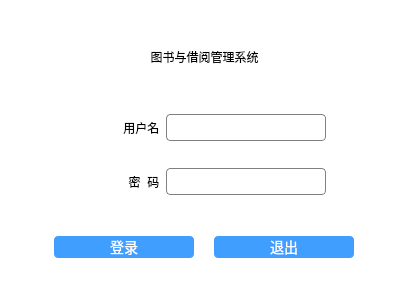
jiumo99/qt-demo-project, file bookmgr/login.ui: the form before one commit.
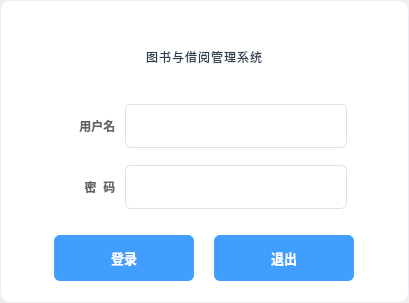
The form after the commit.

Commit message: 优化登录界面样式，调整输入框间距和按钮大小，提升视觉体验。

Diff of the .ui file:
```diff
--- a/bookmgr/login.ui
+++ b/bookmgr/login.ui
@@ -14,34 +14,138 @@
    <string>登录</string>
   </property>
   <property name="styleSheet">
-   <string notr="true">/* 对应“title”标签（设置大标题字体） */
+   <string notr="true">/* 主窗口背景 - 浅灰渐变 */
+QWidget {
+    background: qlineargradient(x1:0, y1:0, x2:1, y2:1,
+                                stop:0 #f5f7fa, stop:1 #c3cfe2);
+}
+
+/* 标题样式 - 调整字体大小确保显示完整 */
 QLabel#title {
-    font: 38px &quot;方正姚体&quot;;
+    font: bold 28px &quot;方正姚体&quot;, &quot;Microsoft YaHei&quot;;
+    color: #2c3e50;
+    text-shadow: 1px 1px 3px rgba(0, 0, 0, 0.1);
+    padding: 15px 0;
+    margin: 0;
+    border-bottom: 2px solid qlineargradient(x1:0, y1:0, x2:1, y2:0,
+                                            stop:0 #409eff, stop:1 #67c23a);
+    letter-spacing: 1px;
+    min-height: 40px;  /* 确保足够高度 */
 }
 
-/* 对应“name”“password”标签（设置提示文字字体） */
+/* 标签样式 - 减小字体并调整内边距 */
 QLabel#name, QLabel#password {
-    font: 18px &quot;楷体&quot;;
+    font: 16px &quot;楷体&quot;, &quot;KaiTi&quot;, &quot;Microsoft YaHei&quot;;
+    color: #606266;
+    font-weight: 500;
+    padding: 6px 0;
+    margin: 3px 0;
+    border-left: 3px solid #409eff;
+    padding-left: 8px;
+    background: linear-gradient(to right, rgba(64, 158, 255, 0.05), transparent);
+    min-height: 24px;  /* 确保标签高度 */
 }
 
-/* 对应“useredit”“passwordedit”输入框（设置输入框样式） */
+/* 输入框样式 - 调整高度和字体 */
 QLineEdit {
-    border-radius:4px;
-    min-height:25px;
-    border:1px solid gray;
+    border-radius: 6px;
+    min-height: 30px;
+    min-width: 200px;  /* 确保输入框宽度 */
+    padding: 6px 10px;
+    font-size: 14px;
+    color: #303133;
+    background-color: white;
+    border: 1px solid #dcdfe6;
+    transition: all 0.3s;
 }
 
-/* 对应“btnLogin”“btnExit”按钮（设置按钮样式） */
+QLineEdit:hover {
+    border-color: #c0c4cc;
+}
+
+QLineEdit:focus {
+    border-color: #409eff;
+    box-shadow: 0 0 0 2px rgba(64, 158, 255, 0.1);
+    background-color: #f8f9fa;
+}
+
+QLineEdit#useredit:focus, QLineEdit#passwordedit:focus {
+    border-color: #67c23a;
+}
+
+/* 按钮样式 - 调整内边距 */
 QPushButton {
-    border-radius:4px;
-    background:#409eff;
-    color:white;
-    font-size:14px;
+    border-radius: 6px;
+    padding: 8px 20px;
+    font-size: 13px;
+    font-weight: 500;
+    min-height: 30px;
+    min-width: 80px;  /* 确保按钮最小宽度 */
+    border: none;
+    transition: all 0.3s;
+    cursor: pointer;
 }
 
-/* 对应“widget_2”容器（设置背景为白色，若你想给其他QWidget设背景，替换成widget_3即可） */
+/* 登录按钮 */
+QPushButton#btnLogin {
+    background: qlineargradient(x1:0, y1:0, x2:1, y2:0,
+                               stop:0 #409eff, stop:1 #66b1ff);
+    color: white;
+    box-shadow: 0 2px 6px rgba(64, 158, 255, 0.3);
+}
+
+QPushButton#btnLogin:hover {
+    background: qlineargradient(x1:0, y1:0, x2:1, y2:0,
+                               stop:0 #66b1ff, stop:1 #409eff);
+    box-shadow: 0 3px 8px rgba(64, 158, 255, 0.4);
+    transform: translateY(-1px);
+}
+
+QPushButton#btnLogin:pressed {
+    background: #3a8ee6;
+    box-shadow: 0 1px 3px rgba(64, 158, 255, 0.3);
+    transform: translateY(0);
+}
+
+/* 退出按钮 */
+QPushButton#btnExit {
+    background: qlineargradient(x1:0, y1:0, x2:1, y2:0,
+                               stop:0 #f56c6c, stop:1 #f78989);
+    color: white;
+    box-shadow: 0 2px 6px rgba(245, 108, 108, 0.3);
+}
+
+QPushButton#btnExit:hover {
+    background: qlineargradient(x1:0, y1:0, x2:1, y2:0,
+                               stop:0 #f78989, stop:1 #f56c6c);
+    box-shadow: 0 3px 8px rgba(245, 108, 108, 0.4);
+    transform: translateY(-1px);
+}
+
+QPushButton#btnExit:pressed {
+    background: #dd6161;
+    box-shadow: 0 1px 3px rgba(245, 108, 108, 0.3);
+    transform: translateY(0);
+}
+
+/* 容器样式 - 增加内边距确保内容不贴边 */
 QWidget#widget_2 {
-    background:white;
+    background: white;
+    border-radius: 10px;
+    box-shadow: 0 4px 12px rgba(0, 0, 0, 0.08);
+    border: 1px solid #ebeef5;
+    padding: 25px 30px;  /* 增加内边距 */
+}
+
+/* 如果您发现文字仍然显示不全，可以尝试添加这些通用样式 */
+QLabel {
+    padding: 2px 4px;  /* 给所有标签添加一点内边距 */
+}
+
+/* 如果是布局问题，可以添加布局容器样式 */
+QHBoxLayout, QVBoxLayout, QGridLayout {
+    spacing: 10px;  /* 设置布局间距 */
+    margin: 8px;    /* 设置布局边距 */
 }</string>
   </property>
   <layout class="QGridLayout" name="gridLayout">
@@ -68,6 +172,112 @@
        <height>16777215</height>
       </size>
      </property>
+     <property name="styleSheet">
+      <string notr="true">/* 主窗口背景 */
+QWidget {
+    background: qlineargradient(x1:0, y1:0, x2:1, y2:1,
+                                stop:0 #f5f7fa, stop:1 #c3cfe2);
+}
+
+/* 标题样式 */
+QLabel#title {
+    font: bold 28px &quot;方正姚体&quot;, &quot;Microsoft YaHei&quot;;
+    color: #2c3e50;
+    text-shadow: 1px 1px 3px rgba(0, 0, 0, 0.1);
+    padding: 15px 0;
+    margin: 0;
+    border-bottom: 2px solid qlineargradient(x1:0, y1:0, x2:1, y2:0,
+                                            stop:0 #409eff, stop:1 #67c23a);
+    letter-spacing: 1px;
+    min-height: 40px;
+}
+
+/* 标签样式 */
+QLabel#name, QLabel#password {
+    font: 16px &quot;楷体&quot;, &quot;KaiTi&quot;, &quot;Microsoft YaHei&quot;;
+    color: #606266;
+    font-weight: 500;
+    padding: 6px 0;
+    margin: 3px 0;
+    border-left: 3px solid #409eff;
+    padding-left: 8px;
+    background: linear-gradient(to right, rgba(64, 158, 255, 0.05), transparent);
+    min-height: 24px;
+}
+
+/* 输入框样式 */
+QLineEdit {
+    border-radius: 6px;
+    min-height: 30px;
+    min-width: 200px;
+    padding: 6px 10px;
+    font-size: 14px;
+    color: #303133;
+    background-color: white;
+    border: 1px solid #dcdfe6;
+    transition: all 0.3s;
+}
+
+QLineEdit:hover {
+    border-color: #c0c4cc;
+}
+
+QLineEdit:focus {
+    border-color: #409eff;
+    box-shadow: 0 0 0 2px rgba(64, 158, 255, 0.1);
+    background-color: #f8f9fa;
+}
+
+/* 按钮通用样式 - 蓝色 */
+QPushButton {
+    border-radius: 6px;
+    padding: 8px 20px;
+    font-size: 13px;
+    font-weight: 500;
+    min-height: 30px;
+    min-width: 80px;
+    border: none;
+    color: white;
+    background-color: #409eff; /* 默认蓝色背景 */
+}
+
+/* 登录按钮 - btnLogin (注意Login首字母大写) */
+QPushButton#btnLogin {
+    background: qlineargradient(x1:0, y1:0, x2:1, y2:0,
+                               stop:0 #2463eb, stop:1 #409eff);
+    box-shadow: 0 2px 6px rgba(64, 158, 255, 0.3);
+}
+
+/* 退出按钮 - btnexit (注意exit全小写) */
+QPushButton#btnexit {
+    background: qlineargradient(x1:0, y1:0, x2:1, y2:0,
+                               stop:0 #409eff, stop:1 #79bbff);
+    box-shadow: 0 2px 6px rgba(121, 187, 255, 0.3);
+}
+
+/* 按钮悬停效果 */
+QPushButton#btnLogin:hover, QPushButton#btnexit:hover {
+    background: #66b1ff;
+    box-shadow: 0 3px 8px rgba(64, 158, 255, 0.4);
+    transform: translateY(-1px);
+}
+
+/* 按钮按下效果 */
+QPushButton#btnLogin:pressed, QPushButton#btnexit:pressed {
+    background: #3a8ee6;
+    box-shadow: 0 1px 3px rgba(64, 158, 255, 0.3);
+    transform: translateY(0);
+}
+
+/* 容器样式 */
+QWidget#widget_2 {
+    background: white;
+    border-radius: 10px;
+    box-shadow: 0 4px 12px rgba(0, 0, 0, 0.08);
+    border: 1px solid #ebeef5;
+    padding: 25px 30px;
+}</string>
+     </property>
      <layout class="QGridLayout" name="gridLayout_2">
       <property name="leftMargin">
        <number>0</number>
@@ -158,7 +368,7 @@
            <property name="maximumSize">
             <size>
              <width>16777215</width>
-             <height>50</height>
+             <height>60</height>
             </size>
            </property>
            <layout class="QGridLayout" name="gridLayout_4">
```
